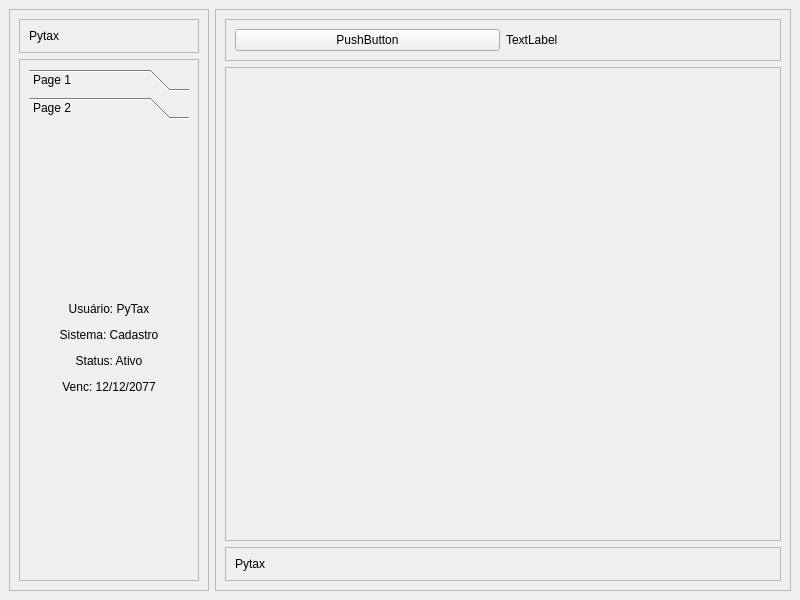
First picture: the form in Empresa(Tercerizada-Propria)/untitled.ui, repository Igorluisk2/Exercicios_Desktop_Mauricio, before the edit.
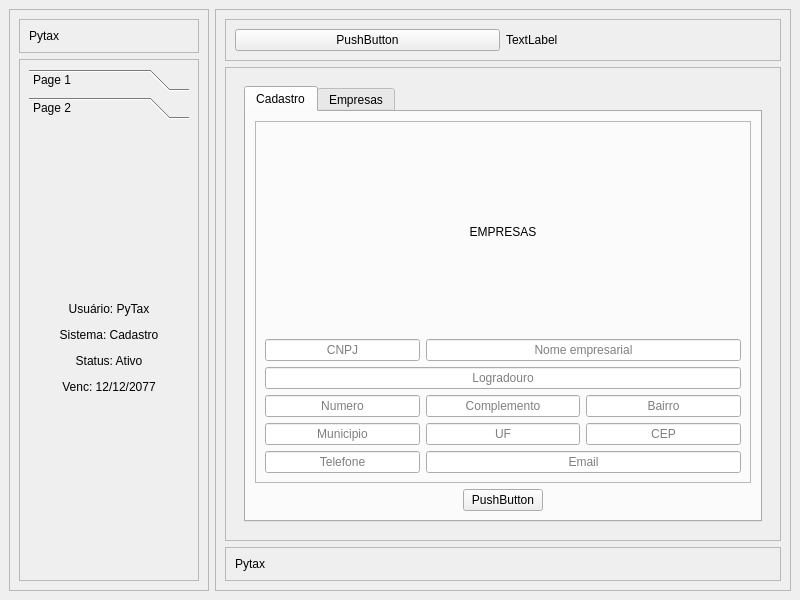
Second picture: the form after the edit. The open tabs and pages were chosen to show the change. Icons and pictures are not drawn.

Diff of the .ui file:
```diff
--- a/Empresa(Tercerizada-Propria)/untitled.ui
+++ b/Empresa(Tercerizada-Propria)/untitled.ui
@@ -215,9 +215,302 @@
               </item>
              </layout>
             </widget>
-            <widget class="QWidget" name="pg_cadastrar"/>
-            <widget class="QWidget" name="pg_contatos"/>
-            <widget class="QWidget" name="pg_sobre"/>
+            <widget class="QWidget" name="pg_cadastrar">
+             <layout class="QVBoxLayout" name="verticalLayout_7">
+              <item>
+               <widget class="QTabWidget" name="tabWidget">
+                <property name="currentIndex">
+                 <number>0</number>
+                </property>
+                <widget class="QWidget" name="tab">
+                 <attribute name="title">
+                  <string>Cadastro</string>
+                 </attribute>
+                 <layout class="QVBoxLayout" name="verticalLayout_10">
+                  <item>
+                   <widget class="QFrame" name="frame_3">
+                    <property name="frameShape">
+                     <enum>QFrame::StyledPanel</enum>
+                    </property>
+                    <property name="frameShadow">
+                     <enum>QFrame::Raised</enum>
+                    </property>
+                    <layout class="QGridLayout" name="gridLayout">
+                     <item row="1" column="0">
+                      <widget class="QLineEdit" name="txt_cnpj">
+                       <property name="alignment">
+                        <set>Qt::AlignCenter</set>
+                       </property>
+                       <property name="placeholderText">
+                        <string>CNPJ</string>
+                       </property>
+                      </widget>
+                     </item>
+                     <item row="1" column="1" colspan="2">
+                      <widget class="QLineEdit" name="txt_nome">
+                       <property name="alignment">
+                        <set>Qt::AlignCenter</set>
+                       </property>
+                       <property name="placeholderText">
+                        <string>Nome empresarial</string>
+                       </property>
+                      </widget>
+                     </item>
+                     <item row="2" column="0" colspan="3">
+                      <widget class="QLineEdit" name="txt_logradouro">
+                       <property name="alignment">
+                        <set>Qt::AlignCenter</set>
+                       </property>
+                       <property name="placeholderText">
+                        <string>Logradouro</string>
+                       </property>
+                      </widget>
+                     </item>
+                     <item row="3" column="0">
+                      <widget class="QLineEdit" name="txt_numero">
+                       <property name="alignment">
+                        <set>Qt::AlignCenter</set>
+                       </property>
+                       <property name="placeholderText">
+                        <string>Numero</string>
+                       </property>
+                      </widget>
+                     </item>
+                     <item row="3" column="1">
+                      <widget class="QLineEdit" name="txt_complemento">
+                       <property name="alignment">
+                        <set>Qt::AlignCenter</set>
+                       </property>
+                       <property name="placeholderText">
+                        <string>Complemento</string>
+                       </property>
+                      </widget>
+                     </item>
+                     <item row="3" column="2">
+                      <widget class="QLineEdit" name="txt_bairro">
+                       <property name="alignment">
+                        <set>Qt::AlignCenter</set>
+                       </property>
+                       <property name="placeholderText">
+                        <string>Bairro</string>
+                       </property>
+                      </widget>
+                     </item>
+                     <item row="4" column="0">
+                      <widget class="QLineEdit" name="txt_municipio">
+                       <property name="alignment">
+                        <set>Qt::AlignCenter</set>
+                       </property>
+                       <property name="placeholderText">
+                        <string>Municipio</string>
+                       </property>
+                      </widget>
+                     </item>
+                     <item row="4" column="1">
+                      <widget class="QLineEdit" name="txt_uf">
+                       <property name="alignment">
+                        <set>Qt::AlignCenter</set>
+                       </property>
+                       <property name="placeholderText">
+                        <string>UF</string>
+                       </property>
+                      </widget>
+                     </item>
+                     <item row="4" column="2">
+                      <widget class="QLineEdit" name="txt_cep">
+                       <property name="alignment">
+                        <set>Qt::AlignCenter</set>
+                       </property>
+                       <property name="placeholderText">
+                        <string>CEP</string>
+                       </property>
+                      </widget>
+                     </item>
+                     <item row="5" column="0">
+                      <widget class="QLineEdit" name="txt_telefone">
+                       <property name="alignment">
+                        <set>Qt::AlignCenter</set>
+                       </property>
+                       <property name="placeholderText">
+                        <string>Telefone</string>
+                       </property>
+                      </widget>
+                     </item>
+                     <item row="5" column="1" colspan="2">
+                      <widget class="QLineEdit" name="txt_email">
+                       <property name="alignment">
+                        <set>Qt::AlignCenter</set>
+                       </property>
+                       <property name="placeholderText">
+                        <string>Email</string>
+                       </property>
+                      </widget>
+                     </item>
+                     <item row="0" column="0" colspan="3">
+                      <widget class="QLabel" name="lbl_empresas">
+                       <property name="text">
+                        <string>&lt;html&gt;&lt;head/&gt;&lt;body&gt;&lt;p align=&quot;center&quot;&gt;EMPRESAS&lt;/p&gt;&lt;/body&gt;&lt;/html&gt;</string>
+                       </property>
+                      </widget>
+                     </item>
+                    </layout>
+                   </widget>
+                  </item>
+                  <item alignment="Qt::AlignHCenter">
+                   <widget class="QPushButton" name="pushButton_6">
+                    <property name="text">
+                     <string>PushButton</string>
+                    </property>
+                   </widget>
+                  </item>
+                 </layout>
+                </widget>
+                <widget class="QWidget" name="tab_2">
+                 <attribute name="title">
+                  <string>Empresas</string>
+                 </attribute>
+                 <layout class="QVBoxLayout" name="verticalLayout_9">
+                  <item>
+                   <layout class="QHBoxLayout" name="horizontalLayout_6">
+                    <item>
+                     <widget class="QTableWidget" name="tableWidget">
+                      <column>
+                       <property name="text">
+                        <string>CNPJ</string>
+                       </property>
+                      </column>
+                      <column>
+                       <property name="text">
+                        <string>NOME</string>
+                       </property>
+                      </column>
+                      <column>
+                       <property name="text">
+                        <string>LOGRADOURO</string>
+                       </property>
+                      </column>
+                      <column>
+                       <property name="text">
+                        <string>New Column</string>
+                       </property>
+                      </column>
+                      <column>
+                       <property name="text">
+                        <string>COMPLEMENTO</string>
+                       </property>
+                      </column>
+                      <column>
+                       <property name="text">
+                        <string>BAIRRO</string>
+                       </property>
+                      </column>
+                      <column>
+                       <property name="text">
+                        <string>MUNICIPIO</string>
+                       </property>
+                      </column>
+                      <column>
+                       <property name="text">
+                        <string>TELEFONE</string>
+                       </property>
+                      </column>
+                      <column>
+                       <property name="text">
+                        <string>EMAIL</string>
+                       </property>
+                      </column>
+                     </widget>
+                    </item>
+                    <item>
+                     <widget class="QFrame" name="Empresas">
+                      <property name="frameShape">
+                       <enum>QFrame::StyledPanel</enum>
+                      </property>
+                      <property name="frameShadow">
+                       <enum>QFrame::Raised</enum>
+                      </property>
+                      <layout class="QVBoxLayout" name="verticalLayout_8">
+                       <item>
+                        <widget class="QPushButton" name="btn_excel">
+                         <property name="text">
+                          <string>Gerar Excel</string>
+                         </property>
+                        </widget>
+                       </item>
+                       <item>
+                        <widget class="QPushButton" name="btn_alterar">
+                         <property name="text">
+                          <string>Alterar</string>
+                         </property>
+                        </widget>
+                       </item>
+                       <item>
+                        <widget class="QPushButton" name="pushButton_8">
+                         <property name="text">
+                          <string>Excluir</string>
+                         </property>
+                        </widget>
+                       </item>
+                       <item>
+                        <spacer name="verticalSpacer_2">
+                         <property name="orientation">
+                          <enum>Qt::Vertical</enum>
+                         </property>
+                         <property name="sizeHint" stdset="0">
+                          <size>
+                           <width>20</width>
+                           <height>40</height>
+                          </size>
+                         </property>
+                        </spacer>
+                       </item>
+                      </layout>
+                     </widget>
+                    </item>
+                   </layout>
+                  </item>
+                 </layout>
+                </widget>
+               </widget>
+              </item>
+             </layout>
+            </widget>
+            <widget class="QWidget" name="pg_contatos">
+             <widget class="QLabel" name="label_6">
+              <property name="geometry">
+               <rect>
+                <x>220</x>
+                <y>60</y>
+                <width>131</width>
+                <height>41</height>
+               </rect>
+              </property>
+              <property name="text">
+               <string>&lt;html&gt;&lt;head/&gt;&lt;body&gt;&lt;p align=&quot;center&quot;&gt;&lt;img src=&quot;:/icons/icons/whatsApp.png&quot;/&gt;(67)9949-2638&lt;/p&gt;&lt;/body&gt;&lt;/html&gt;</string>
+              </property>
+             </widget>
+            </widget>
+            <widget class="QWidget" name="pg_sobre">
+             <layout class="QVBoxLayout" name="verticalLayout_11">
+              <item>
+               <widget class="QLabel" name="label_7">
+                <property name="text">
+                 <string>&lt;html&gt;&lt;head/&gt;&lt;body&gt;&lt;p align=&quot;center&quot;&gt;SOBRE&lt;/p&gt;&lt;/body&gt;&lt;/html&gt;</string>
+                </property>
+               </widget>
+              </item>
+              <item>
+               <widget class="QLabel" name="label_8">
+                <property name="text">
+                 <string>&lt;html&gt;&lt;head/&gt;&lt;body&gt;&lt;p&gt;Programa para cadastro de pessoal interno e terceirizado&lt;/p&gt;&lt;/body&gt;&lt;/html&gt;</string>
+                </property>
+                <property name="wordWrap">
+                 <bool>true</bool>
+                </property>
+               </widget>
+              </item>
+             </layout>
+            </widget>
            </widget>
           </item>
          </layout>
```
Left out of the diff: 10 changed lines with no effect on the pictures.
